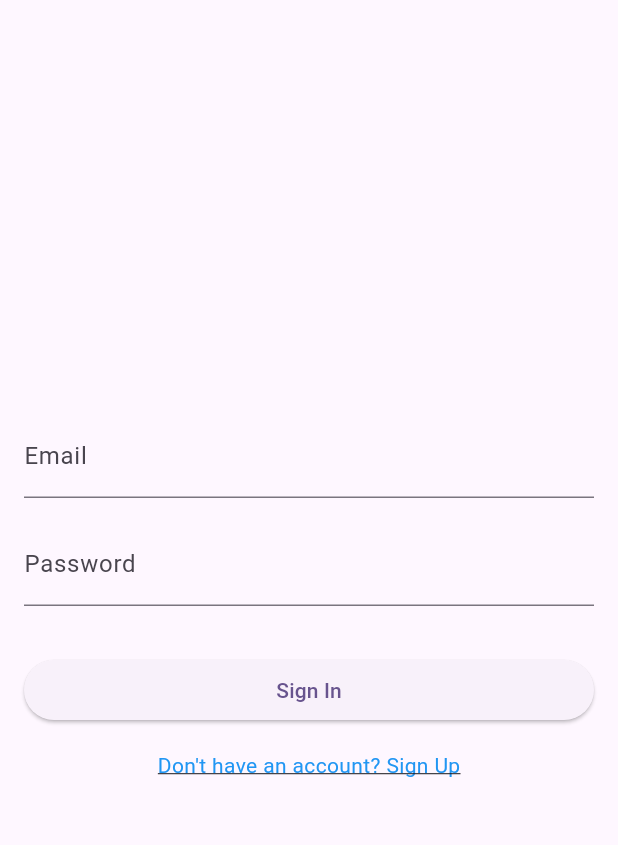
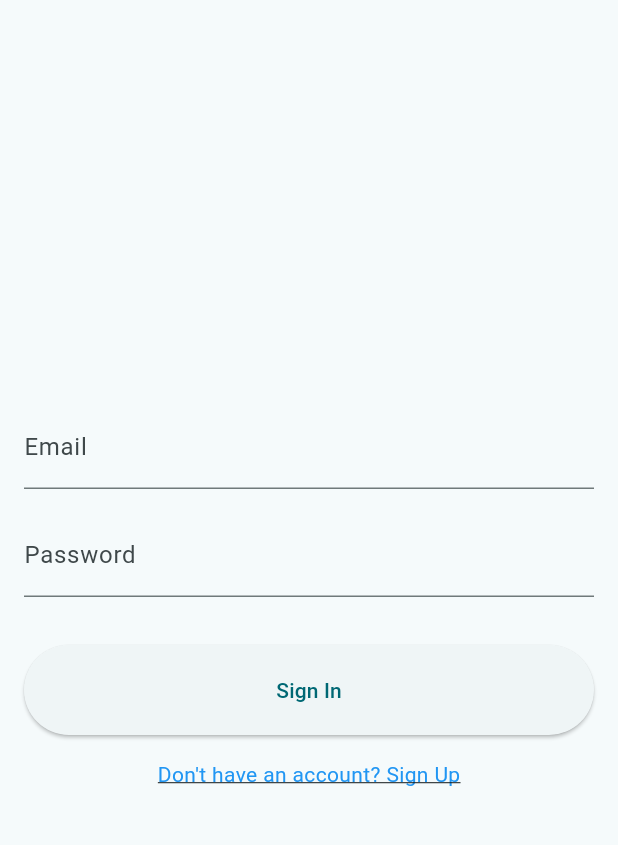
Before and after one commit to kieuvu/tictactoe-wsk-flutter, a Flutter app: the screen it shows after launch, on a phone screen of 412 x 824 dp, the part 63-908 px from its top. Run offline on Flutter 3.47's test engine with Material 3 defaults, Android fonts, the phone set to English and light mode, and no system bars; our stand-ins replace firebase_auth, firebase_core; missing offline and left inert: pusher_channels_flutter; accounts and stored records are empty.

```diff
--- a/tictactoe/lib/main.dart
+++ b/tictactoe/lib/main.dart
@@ -1,6 +1,8 @@
+import 'package:firebase_auth/firebase_auth.dart';
 import 'package:firebase_core/firebase_core.dart';
 import 'package:flutter/foundation.dart';
 import 'package:flutter/material.dart';
+import 'package:tictactoe/screens/list_room.dart';
 import 'package:tictactoe/screens/login.dart';
 
 Future main() async {
@@ -25,11 +27,20 @@ class MyApp extends StatelessWidget {
 
   @override
   Widget build(BuildContext context) => MaterialApp(
-        title: 'Flutter Demo',
+        title: 'tictactoe',
+        debugShowCheckedModeBanner: false,
         theme: ThemeData(
-          colorScheme: ColorScheme.fromSeed(seedColor: Colors.deepPurple),
+          colorScheme: ColorScheme.fromSeed(seedColor: Colors.white),
           useMaterial3: true,
         ),
-        home: const LoginScreen(),
+        home: StreamBuilder<User?>(
+            stream: FirebaseAuth.instance.authStateChanges(),
+            builder: (context, snapshot) {
+              if (!snapshot.hasData) {
+                return const LoginScreen();
+              } else {
+                return const ListRoomScreen();
+              }
+            }),
       );
 }
--- a/tictactoe/lib/screens/login.dart
+++ b/tictactoe/lib/screens/login.dart
@@ -38,14 +38,11 @@ class _LoginScreenState extends State<LoginScreen> {
     return;
   }
 
-  Future<void> _signIn() async {
-    return;
-  }
-
   @override
   Widget build(BuildContext context) => Scaffold(
       appBar: AppBar(
         title: const Text('Tictactoe'),
+        automaticallyImplyLeading: false,
       ),
       body: Padding(
           padding: const EdgeInsets.all(16.0),
@@ -117,6 +114,7 @@ class _LoginScreenState extends State<LoginScreen> {
                       width: double.infinity,
                       child: ElevatedButton(
                         onPressed: () => _handle(context),
+                        style: ElevatedButton.styleFrom(padding: const EdgeInsets.all(20)),
                         child: Text(_isSignUp ? 'Sign Up' : 'Sign In'),
                       ),
                     ),
```
Also changed, not shown: tictactoe/lib/screens/list_room.dart (+20 -0 lines), tictactoe/lib/services/auth_service.dart (+8 -0 lines).
